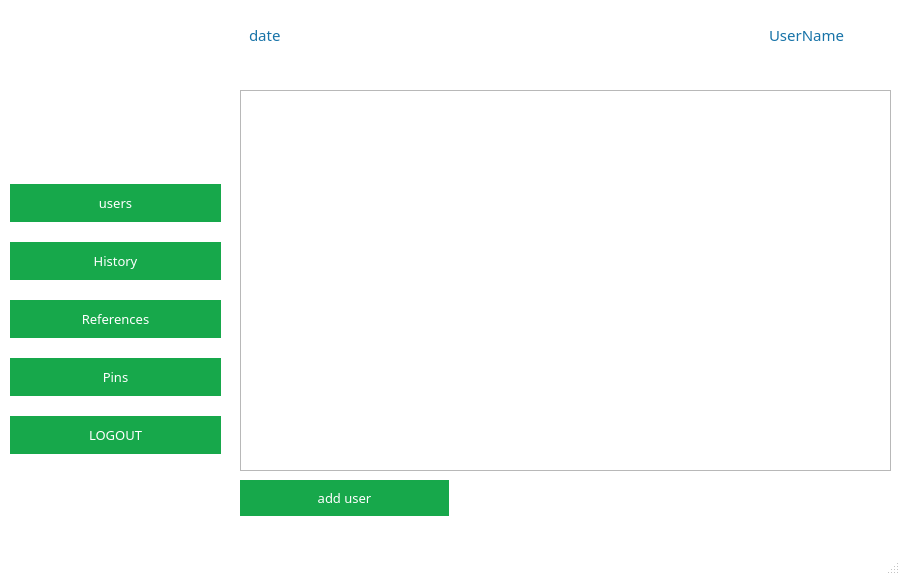
This is ui/admin.ui in HamzaMPSY/qt_app_mts as Qt 5 draws it before an edit. The edited form follows.
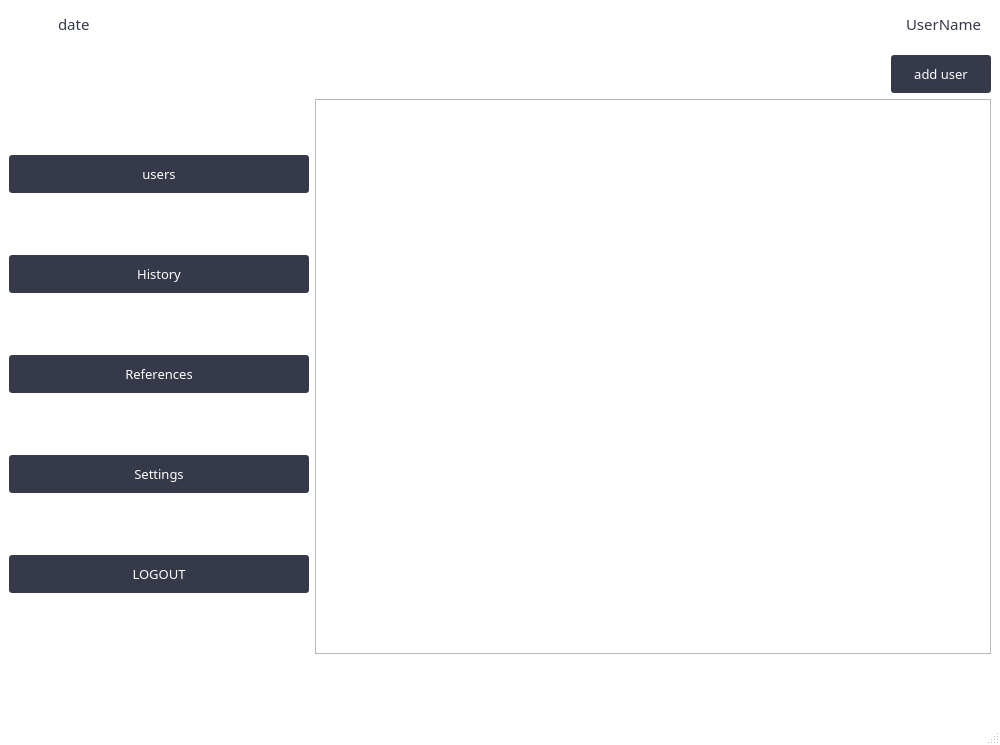
This is the edited form. Icons and pictures are not drawn.

```diff
--- a/ui/admin.ui
+++ b/ui/admin.ui
@@ -6,8 +6,8 @@
    <rect>
     <x>0</x>
     <y>0</y>
-    <width>900</width>
-    <height>575</height>
+    <width>1000</width>
+    <height>745</height>
    </rect>
   </property>
   <property name="windowTitle">
@@ -18,11 +18,13 @@
   font-family: sans-serif;
   text-transform: uppercase;
   outline: 0;
-  background: #17a84b;
+  background: #35394a;
   border: 10px;
   padding: 10px;
   color: #FFFFFF;
   font-size: 13px;
+ border-radius: 3px;
+
 }
 
 QLabel{
@@ -30,10 +32,11 @@
   text-transform: uppercase;
   outline: 0;
   background: #ffffff;
-  border: 10px;
+  border: 1px;
   padding: 5px;
-  color: #1773a8;
+  color: #35394a;
   font-size: 15px;
+ 
 }
 QMainWindow{
   background: #ffffff;
@@ -48,18 +51,147 @@
 }</string>
   </property>
   <widget class="QWidget" name="centralwidget">
-   <widget class="QWidget" name="verticalLayoutWidget">
-    <property name="geometry">
-     <rect>
-      <x>10</x>
-      <y>170</y>
-      <width>211</width>
-      <height>301</height>
-     </rect>
-    </property>
+   <layout class="QVBoxLayout" name="verticalLayout_2">
+    <item>
+     <layout class="QHBoxLayout" name="horizontalLayout_5">
+      <item>
+       <layout class="QHBoxLayout" name="horizontalLayout_3">
+        <item>
+         <layout class="QHBoxLayout" name="horizontalLayout_2">
+          <item>
+           <spacer name="horizontalSpacer_3">
+            <property name="orientation">
+             <enum>Qt::Horizontal</enum>
+            </property>
+            <property name="sizeType">
+             <enum>QSizePolicy::Fixed</enum>
+            </property>
+            <property name="sizeHint" stdset="0">
+             <size>
+              <width>40</width>
+              <height>20</height>
+             </size>
+            </property>
+           </spacer>
+          </item>
+         </layout>
+        </item>
+        <item>
+         <widget class="QLabel" name="dateLabel">
+          <property name="maximumSize">
+           <size>
+            <width>16777215</width>
+            <height>30</height>
+           </size>
+          </property>
+          <property name="text">
+           <string>date</string>
+          </property>
+         </widget>
+        </item>
+        <item>
+         <spacer name="horizontalSpacer_2">
+          <property name="orientation">
+           <enum>Qt::Horizontal</enum>
+          </property>
+          <property name="sizeType">
+           <enum>QSizePolicy::Expanding</enum>
+          </property>
+          <property name="sizeHint" stdset="0">
+           <size>
+            <width>30</width>
+            <height>20</height>
+           </size>
+          </property>
+         </spacer>
+        </item>
+        <item>
+         <widget class="QLabel" name="usernameLabel">
+          <property name="maximumSize">
+           <size>
+            <width>16777215</width>
+            <height>30</height>
+           </size>
+          </property>
+          <property name="text">
+           <string>UserName</string>
+          </property>
+         </widget>
+        </item>
+       </layout>
+      </item>
+     </layout>
+    </item>
+    <item>
+     <spacer name="verticalSpacer">
+      <property name="orientation">
+       <enum>Qt::Vertical</enum>
+      </property>
+      <property name="sizeType">
+       <enum>QSizePolicy::Fixed</enum>
+      </property>
+      <property name="sizeHint" stdset="0">
+       <size>
+        <width>20</width>
+        <height>10</height>
+       </size>
+      </property>
+     </spacer>
+    </item>
+    <item>
+     <layout class="QHBoxLayout" name="horizontalLayout_4">
+      <item>
+       <spacer name="horizontalSpacer_4">
+        <property name="orientation">
+         <enum>Qt::Horizontal</enum>
+        </property>
+        <property name="sizeHint" stdset="0">
+         <size>
+          <width>40</width>
+          <height>20</height>
+         </size>
+        </property>
+       </spacer>
+      </item>
+      <item>
+       <widget class="QPushButton" name="btnadduser">
+        <property name="minimumSize">
+         <size>
+          <width>100</width>
+          <height>0</height>
+         </size>
+        </property>
+        <property name="text">
+         <string>add user</string>
+        </property>
+       </widget>
+      </item>
+     </layout>
+    </item>
+    <item>
+     <layout class="QHBoxLayout" name="horizontalLayout">
+      <item>
     <layout class="QVBoxLayout" name="verticalLayout">
      <item>
       <widget class="QPushButton" name="btnusers">
+          <property name="sizePolicy">
+           <sizepolicy hsizetype="Preferred" vsizetype="Fixed">
+            <horstretch>0</horstretch>
+            <verstretch>0</verstretch>
+           </sizepolicy>
+          </property>
+          <property name="minimumSize">
+           <size>
+            <width>300</width>
+            <height>0</height>
+           </size>
+          </property>
+          <property name="maximumSize">
+           <size>
+            <width>350</width>
+            <height>16777215</height>
+           </size>
+          </property>
        <property name="text">
         <string>users</string>
        </property>
@@ -82,7 +214,7 @@
      <item>
       <widget class="QPushButton" name="btnpins">
        <property name="text">
-        <string>Pins</string>
+           <string>Settings</string>
        </property>
       </widget>
      </item>
@@ -94,76 +226,34 @@
       </widget>
      </item>
     </layout>
-   </widget>
-   <widget class="QLabel" name="usernameLabel">
-    <property name="geometry">
-     <rect>
-      <x>760</x>
-      <y>10</y>
-      <width>131</width>
-      <height>49</height>
-     </rect>
-    </property>
-    <property name="text">
-     <string>UserName</string>
-    </property>
-   </widget>
-   <widget class="QLabel" name="dateLabel">
-    <property name="geometry">
-     <rect>
-      <x>240</x>
-      <y>10</y>
-      <width>241</width>
-      <height>49</height>
-     </rect>
-    </property>
-    <property name="text">
-     <string>date</string>
-    </property>
-   </widget>
-   <widget class="QLabel" name="label_3">
-    <property name="geometry">
-     <rect>
-      <x>40</x>
-      <y>10</y>
-      <width>141</width>
-      <height>151</height>
-     </rect>
-    </property>
-    <property name="text">
-     <string/>
-    </property>
-    <property name="pixmap">
-     <pixmap>../assets/logo-scroll_resized.png</pixmap>
-    </property>
-   </widget>
+      </item>
+      <item>
    <widget class="QSplitter" name="splitter">
-    <property name="geometry">
-     <rect>
-      <x>240</x>
-      <y>90</y>
-      <width>651</width>
-      <height>381</height>
-     </rect>
-    </property>
     <property name="orientation">
      <enum>Qt::Horizontal</enum>
     </property>
     <widget class="QTableView" name="tableView"/>
    </widget>
-   <widget class="QPushButton" name="btnadduser">
-    <property name="geometry">
-     <rect>
-      <x>240</x>
-      <y>480</y>
-      <width>209</width>
-      <height>36</height>
-     </rect>
-    </property>
-    <property name="text">
-     <string>add user</string>
-    </property>
-   </widget>
+      </item>
+     </layout>
+    </item>
+    <item>
+     <spacer name="verticalSpacer_2">
+      <property name="orientation">
+       <enum>Qt::Vertical</enum>
+      </property>
+      <property name="sizeType">
+       <enum>QSizePolicy::Minimum</enum>
+      </property>
+      <property name="sizeHint" stdset="0">
+       <size>
+        <width>20</width>
+        <height>60</height>
+       </size>
+      </property>
+     </spacer>
+    </item>
+   </layout>
   </widget>
   <widget class="QMenuBar" name="menubar">
    <property name="geometry">
```
Left out of the diff: 2 changed lines with no effect on the pictures. Lines whose indentation alone changed are shown as unchanged.
